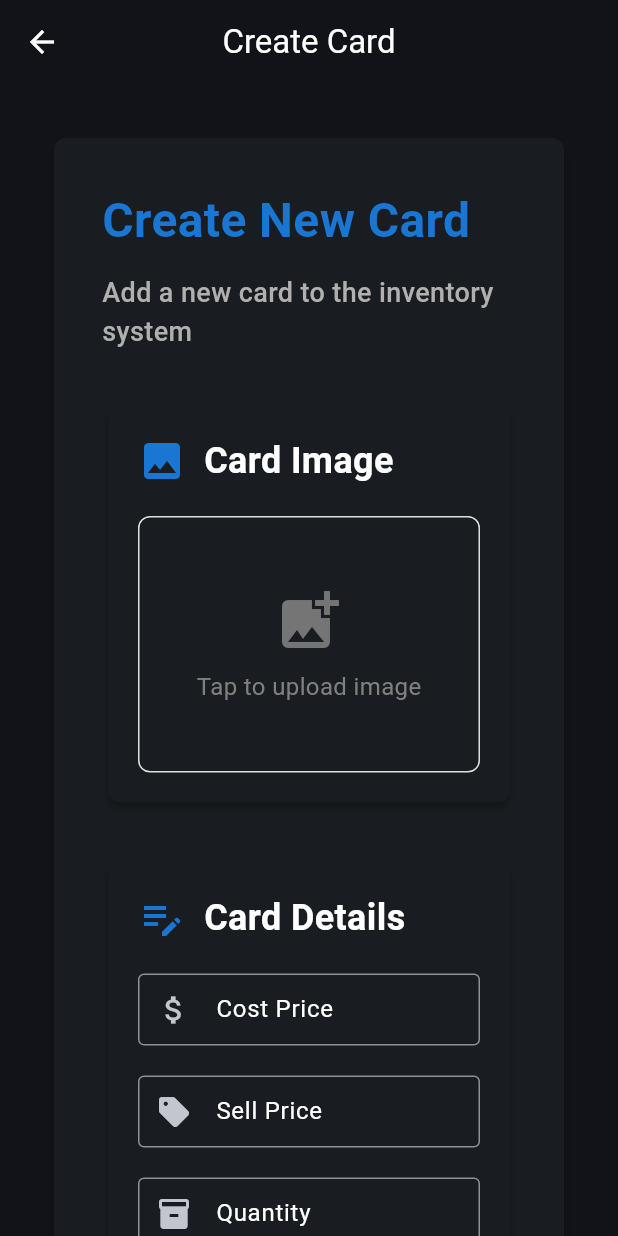
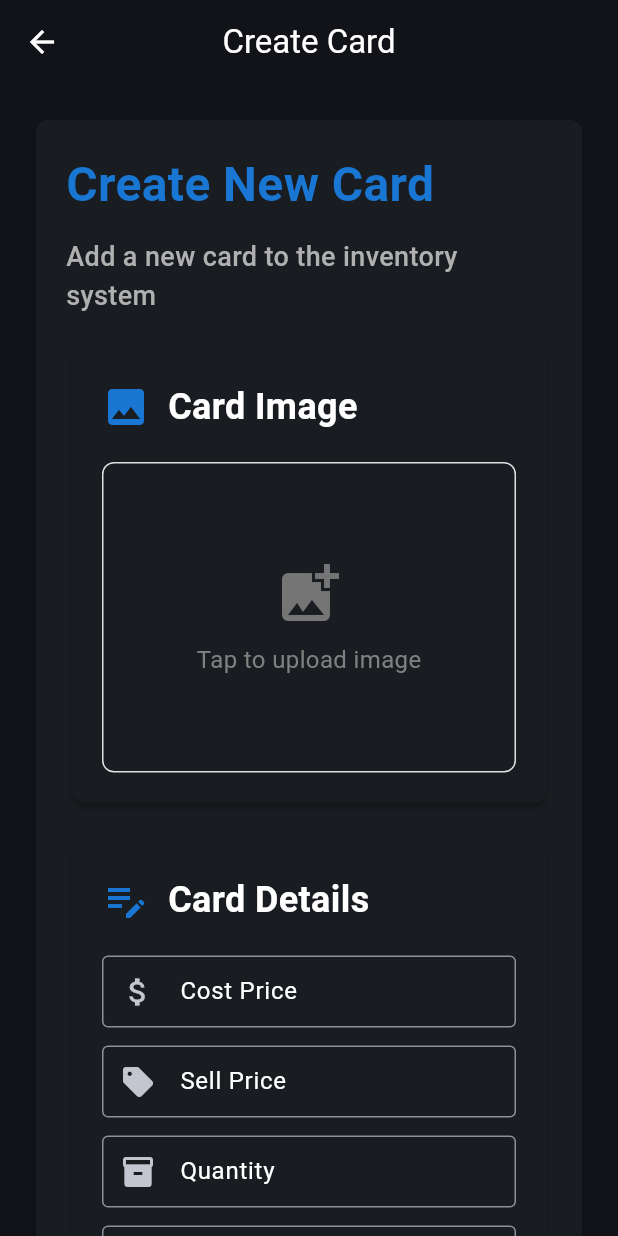
Before and after one commit to VishSinh/vsc-app, a Flutter app: the CreateCardPage screen opened by its route, on a phone screen of 412 x 824 dp. Run offline on Flutter 3.47's test engine with Material 3 defaults, Android fonts, the light colour scheme and no system bars; our stand-ins replace awesome_snackbar_content, barcode_widget, dio, flutter_screenutil, flutter_secure_storage, flutter_spinkit and 3 more; accounts and stored records are empty; generated files the repository leaves out were written again; network calls fail.

Commit message:
Changes adhering to Responsiveness across multiple pages

```diff
--- a/lib/core/utils/responsive_utils.dart
+++ b/lib/core/utils/responsive_utils.dart
@@ -44,7 +44,7 @@ class ResponsiveUtils {
   static double getGridChildAspectRatio(BuildContext context) {
     switch (getScreenSize(context)) {
       case ScreenSize.mobile:
-        return 1.2;
+        return 0.9; // More compact cards on mobile
       case ScreenSize.tablet:
         return 0.8;
       case ScreenSize.desktop:
--- a/lib/features/cards/presentation/pages/card_detail_page.dart
+++ b/lib/features/cards/presentation/pages/card_detail_page.dart
@@ -184,8 +184,6 @@ class _CardDetailPageState extends State<CardDetailPage> {
                     'ID: ${_card!.id}',
                     style: TextStyle(fontSize: AppConfig.fontSizeLg, color: AppConfig.textColorSecondary),
                   ),
-                  SizedBox(height: AppConfig.smallPadding),
-                  StatusBadge(text: _card!.isActive ? 'Active' : 'Inactive', isActive: _card!.isActive),
                 ],
               ),
             ),
@@ -219,9 +217,8 @@ class _CardDetailPageState extends State<CardDetailPage> {
                   _buildInfoRow('Vendor ID', _card!.vendorId),
                   _buildInfoRow('Sell Price', '₹${_card!.sellPrice}'),
                   _buildInfoRow('Cost Price', '₹${_card!.costPrice}'),
-                  _buildInfoRow('Max Discount', '₹${_card!.maxDiscount}'),
+                  _buildInfoRow('Max Discount', '${_card!.maxDiscount}%'),
                   _buildInfoRow('Quantity', _card!.quantity.toString()),
-                  _buildInfoRow('Status', _card!.isActive ? 'Active' : 'Inactive'),
                   if (_card!.perceptualHash.isNotEmpty) _buildInfoRow('Perceptual Hash', _card!.perceptualHash),
                 ],
               ),
--- a/lib/features/cards/presentation/pages/create_card_page.dart
+++ b/lib/features/cards/presentation/pages/create_card_page.dart
@@ -8,6 +8,8 @@ import 'package:vsc_app/features/vendors/presentation/providers/vendor_provider.
 import 'package:vsc_app/app/app_config.dart';
 import 'package:vsc_app/core/constants/ui_text_constants.dart';
 import 'package:vsc_app/core/constants/route_constants.dart';
+import 'package:vsc_app/core/utils/responsive_utils.dart';
+import 'package:vsc_app/core/utils/responsive_text.dart';
 
 class CreateCardPage extends StatefulWidget {
   const CreateCardPage({super.key});
@@ -51,21 +53,15 @@ class _CreateCardPageState extends State<CreateCardPage> {
       ),
       body: Consumer<CardProvider>(
         builder: (context, cardProvider, child) {
-          return LayoutBuilder(
-            builder: (context, constraints) {
-              final screenWidth = constraints.maxWidth;
-              final isDesktop = screenWidth > AppConfig.desktopBreakpoint;
-              final isTablet = screenWidth > AppConfig.tabletBreakpoint && screenWidth <= AppConfig.desktopBreakpoint;
-
           return SingleChildScrollView(
-                padding: EdgeInsets.all(isDesktop ? AppConfig.largePadding * 1.5 : AppConfig.largePadding),
+            padding: context.responsivePadding,
             child: Center(
               child: ConstrainedBox(
-                    constraints: BoxConstraints(maxWidth: isDesktop ? AppConfig.maxWidthXLarge : double.infinity),
+                constraints: BoxConstraints(maxWidth: context.responsiveMaxWidth),
                 child: Card(
                   elevation: 4,
                   child: Padding(
-                        padding: EdgeInsets.all(isDesktop ? AppConfig.largePadding * 1.5 : AppConfig.largePadding),
+                    padding: context.responsivePadding,
                     child: Form(
                       key: _formKey,
                       child: Column(
@@ -73,28 +69,23 @@ class _CreateCardPageState extends State<CreateCardPage> {
                         children: [
                           // Header Section
                           _buildHeaderSection(),
-                              SizedBox(height: AppConfig.largePadding),
+                          SizedBox(height: context.responsiveSpacing),
 
                           // Content Layout
-                              if (isDesktop) ...[
+                          if (context.isDesktop) ...[
                             // Desktop: Side-by-side layout
                             Row(
                               crossAxisAlignment: CrossAxisAlignment.start,
                               children: [
                                 Expanded(flex: 1, child: _buildImageSection(cardProvider)),
-                                    SizedBox(width: AppConfig.largePadding * 1.5),
+                                SizedBox(width: context.responsiveSpacing),
                                 Expanded(flex: 1, child: _buildFormSection(cardProvider)),
                               ],
                             ),
-                              ] else if (isTablet) ...[
-                                // Tablet: Stacked with some responsive adjustments
+                          ] else ...[
+                            // Mobile/Tablet: Stacked layout
                             _buildImageSection(cardProvider),
-                                SizedBox(height: AppConfig.largePadding),
-                                _buildFormSection(cardProvider),
-                              ] else ...[
-                                // Mobile: Fully stacked
-                                _buildImageSection(cardProvider),
-                                SizedBox(height: AppConfig.largePadding),
+                            SizedBox(height: context.isMobile ? AppConfig.defaultPadding : context.responsiveSpacing),
                             _buildFormSection(cardProvider),
                           ],
                         ],
@@ -106,8 +97,6 @@ class _CreateCardPageState extends State<CreateCardPage> {
             ),
           );
         },
-          );
-        },
       ),
     );
   }
@@ -116,9 +105,9 @@ class _CreateCardPageState extends State<CreateCardPage> {
     return Column(
       crossAxisAlignment: CrossAxisAlignment.start,
       children: [
-        Text(UITextConstants.createCardTitle, style: AppConfig.headlineStyle.copyWith(color: AppConfig.primaryColor)),
+        Text(UITextConstants.createCardTitle, style: ResponsiveText.getHeadline(context).copyWith(color: AppConfig.primaryColor)),
         SizedBox(height: AppConfig.smallPadding),
-        Text(UITextConstants.createCardSubtitle, style: AppConfig.subtitleStyle),
+        Text(UITextConstants.createCardSubtitle, style: ResponsiveText.getSubtitle(context)),
       ],
     );
   }
@@ -128,7 +117,7 @@ class _CreateCardPageState extends State<CreateCardPage> {
       crossAxisAlignment: CrossAxisAlignment.stretch,
       children: [
         _buildFormFields(),
-        SizedBox(height: AppConfig.largePadding),
+        SizedBox(height: context.isMobile ? AppConfig.defaultPadding : AppConfig.largePadding),
         _buildSubmitButton(cardProvider),
       ],
     );
@@ -146,7 +135,7 @@ class _CreateCardPageState extends State<CreateCardPage> {
               children: [
                 Icon(Icons.image, color: AppConfig.primaryColor, size: AppConfig.iconSizeLarge),
                 SizedBox(width: AppConfig.smallPadding),
-                Text(UITextConstants.cardImage, style: AppConfig.titleStyle),
+                Text(UITextConstants.cardImage, style: ResponsiveText.getTitle(context)),
               ],
             ),
             SizedBox(height: AppConfig.defaultPadding),
@@ -183,6 +172,33 @@ class _CreateCardPageState extends State<CreateCardPage> {
                 },
               ),
               SizedBox(height: AppConfig.defaultPadding),
+              // Responsive button layout
+              if (context.isMobile) ...[
+                // Mobile: Full-width buttons matching image width
+                SizedBox(
+                  width: double.infinity,
+                  child: ButtonUtils.accentButton(
+                    onPressed: () => _showImagePickerDialog(cardProvider),
+                    label: UITextConstants.changeImage,
+                    icon: Icons.edit,
+                  ),
+                ),
+                SizedBox(height: AppConfig.smallPadding),
+                SizedBox(
+                  width: double.infinity,
+                  child: ButtonUtils.dangerButton(onPressed: cardProvider.clearImage, label: UITextConstants.remove, icon: Icons.delete),
+                ),
+                SizedBox(height: AppConfig.smallPadding),
+                SizedBox(
+                  width: double.infinity,
+                  child: ButtonUtils.secondaryButton(
+                    onPressed: () => _checkSimilarCards(cardProvider),
+                    label: 'Check Similar Cards',
+                    icon: Icons.search,
+                  ),
+                ),
+              ] else ...[
+                // Desktop/Tablet: Side-by-side buttons with full-width similar button
                 Row(
                   children: [
                     Expanded(
@@ -199,7 +215,15 @@ class _CreateCardPageState extends State<CreateCardPage> {
                   ],
                 ),
                 SizedBox(height: AppConfig.defaultPadding),
-              ButtonUtils.secondaryButton(onPressed: () => _checkSimilarCards(cardProvider), label: 'Check Similar Cards', icon: Icons.search),
+                SizedBox(
+                  width: double.infinity,
+                  child: ButtonUtils.secondaryButton(
+                    onPressed: () => _checkSimilarCards(cardProvider),
+                    label: 'Check Similar Cards',
+                    icon: Icons.search,
+                  ),
+                ),
+              ],
             ] else ...[
               // Upload image placeholder with 4:3 aspect ratio
               LayoutBuilder(
@@ -223,7 +247,7 @@ class _CreateCardPageState extends State<CreateCardPage> {
                         children: [
                           Icon(Icons.add_photo_alternate, size: AppConfig.iconSizeXLarge, color: AppConfig.grey600),
                           SizedBox(height: AppConfig.spacingSmall),
-                          Text(UITextConstants.tapToUploadImage, style: AppConfig.bodyStyle.copyWith(color: AppConfig.textColorMuted)),
+                          Text(UITextConstants.tapToUploadImage, style: ResponsiveText.getBody(context).copyWith(color: AppConfig.textColorMuted)),
                         ],
                       ),
                     ),
@@ -249,7 +273,7 @@ class _CreateCardPageState extends State<CreateCardPage> {
               children: [
                 Icon(Icons.edit_note, color: AppConfig.primaryColor, size: AppConfig.iconSizeLarge),
                 SizedBox(width: AppConfig.smallPadding),
-                Text(UITextConstants.cardDetails, style: AppConfig.titleStyle),
+                Text(UITextConstants.cardDetails, style: ResponsiveText.getTitle(context)),
               ],
             ),
             SizedBox(height: AppConfig.defaultPadding),
@@ -262,8 +286,8 @@ class _CreateCardPageState extends State<CreateCardPage> {
                 hintText: UITextConstants.costPriceHint,
                 border: OutlineInputBorder(),
                 prefixIcon: const Icon(Icons.attach_money),
-                labelStyle: AppConfig.bodyStyle,
-                hintStyle: AppConfig.captionStyle,
+                labelStyle: ResponsiveText.getBody(context),
+                hintStyle: ResponsiveText.getCaption(context),
               ),
               keyboardType: TextInputType.number,
               validator: (value) {
@@ -276,7 +300,7 @@ class _CreateCardPageState extends State<CreateCardPage> {
                 return null;
               },
             ),
-            SizedBox(height: AppConfig.defaultPadding),
+            SizedBox(height: context.isMobile ? AppConfig.smallPadding : AppConfig.defaultPadding),
 
             // Sell Price
             TextFormField(
@@ -286,8 +310,8 @@ class _CreateCardPageState extends State<CreateCardPage> {
                 hintText: UITextConstants.sellPriceHint,
                 border: OutlineInputBorder(),
                 prefixIcon: const Icon(Icons.sell),
-                labelStyle: AppConfig.bodyStyle,
-                hintStyle: AppConfig.captionStyle,
+                labelStyle: ResponsiveText.getBody(context),
+                hintStyle: ResponsiveText.getCaption(context),
               ),
               keyboardType: TextInputType.number,
               validator: (value) {
@@ -300,7 +324,7 @@ class _CreateCardPageState extends State<CreateCardPage> {
                 return null;
               },
             ),
-            SizedBox(height: AppConfig.defaultPadding),
+            SizedBox(height: context.isMobile ? AppConfig.smallPadding : AppConfig.defaultPadding),
 
             // Quantity
             TextFormField(
@@ -310,8 +334,8 @@ class _CreateCardPageState extends State<CreateCardPage> {
                 hintText: UITextConstants.quantityHint,
                 border: OutlineInputBorder(),
                 prefixIcon: const Icon(Icons.inventory),
-                labelStyle: AppConfig.bodyStyle,
-                hintStyle: AppConfig.captionStyle,
+                labelStyle: ResponsiveText.getBody(context),
+                hintStyle: ResponsiveText.getCaption(context),
               ),
               keyboardType: TextInputType.number,
               validator: (value) {
@@ -324,7 +348,7 @@ class _CreateCardPageState extends State<CreateCardPage> {
                 return null;
               },
             ),
-            SizedBox(height: AppConfig.defaultPadding),
+            SizedBox(height: context.isMobile ? AppConfig.smallPadding : AppConfig.defaultPadding),
 
             // Max Discount
             TextFormField(
@@ -334,8 +358,8 @@ class _CreateCardPageState extends State<CreateCardPage> {
                 hintText: UITextConstants.maxDiscountHint,
                 border: OutlineInputBorder(),
                 prefixIcon: const Icon(Icons.discount),
-                labelStyle: AppConfig.bodyStyle,
-                hintStyle: AppConfig.captionStyle,
+                labelStyle: ResponsiveText.getBody(context),
+                hintStyle: ResponsiveText.getCaption(context),
               ),
               keyboardType: TextInputType.number,
               validator: (value) {
@@ -352,7 +376,7 @@ class _CreateCardPageState extends State<CreateCardPage> {
                 return null;
               },
             ),
-            SizedBox(height: AppConfig.defaultPadding),
+            SizedBox(height: context.isMobile ? AppConfig.smallPadding : AppConfig.defaultPadding),
 
             // Vendor Dropdown
             Consumer<VendorProvider>(
@@ -374,13 +398,13 @@ class _CreateCardPageState extends State<CreateCardPage> {
                     hintText: UITextConstants.chooseVendorHint,
                     border: OutlineInputBorder(),
                     prefixIcon: const Icon(Icons.people),
-                    labelStyle: AppConfig.bodyStyle,
-                    hintStyle: AppConfig.captionStyle,
+                    labelStyle: ResponsiveText.getBody(context),
+                    hintStyle: ResponsiveText.getCaption(context),
                   ),
                   items: vendorProvider.vendors.map((vendor) {
                     return DropdownMenuItem<String>(
                       value: vendor.id,
-                      child: Text(vendor.name, style: AppConfig.bodyStyle),
+                      child: Text(vendor.name, style: ResponsiveText.getBody(context)),
                     );
                   }).toList(),
                   onChanged: (value) {
--- a/lib/features/cards/presentation/pages/similar_cards_page.dart
+++ b/lib/features/cards/presentation/pages/similar_cards_page.dart
@@ -151,9 +151,9 @@ class _SimilarCardsPageState extends State<SimilarCardsPage> {
           crossAxisAlignment: CrossAxisAlignment.start,
           children: [
             Text('Vendor ID: ${card.vendorId}'),
-            Text('Price: \$${card.sellPrice}'),
+            Text('Price: ₹${card.sellPrice}'),
             Text('Quantity: ${card.quantity}'),
-            Text('Status: ${card.isActive ? 'Active' : 'Inactive'}'),
+            Text('Max Discount: ${card.maxDiscount}%'),
           ],
         ),
         trailing: ElevatedButton(onPressed: () => _purchaseCard(card), child: Text('Purchase')),
```
Also changed, not shown: lib/features/auth/presentation/pages/login_page.dart (+1 -13 lines), lib/features/cards/presentation/pages/cards_page.dart (+13 -2 lines), lib/features/inventory/presentation/pages/inventory_page.dart (+31 -33 lines). Lines whose indentation alone changed are shown as unchanged.
